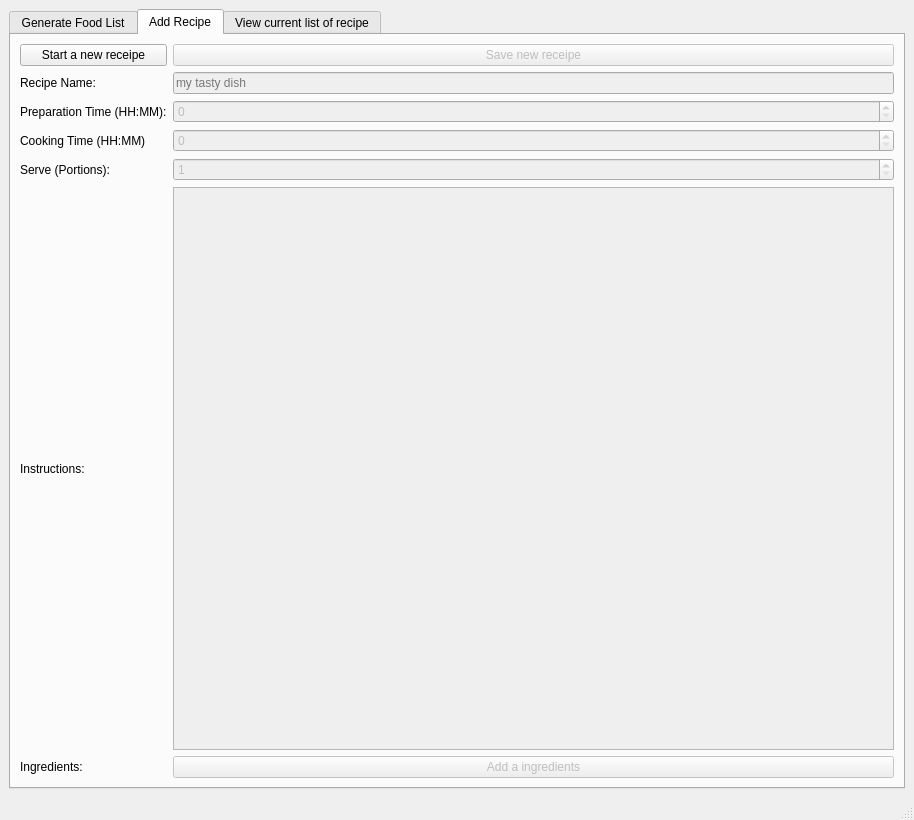
This is main_window.ui in slevasse/foodinator as Qt 5 draws it before an edit. The edited form follows.
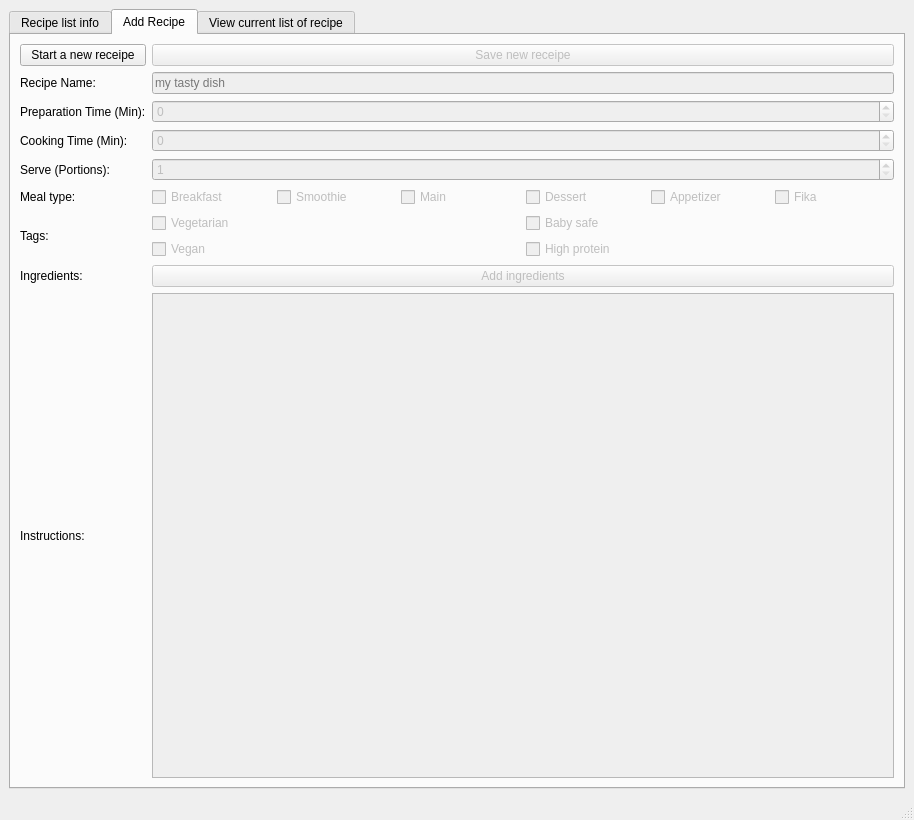
This is the edited form.

Commit message: Added meal type, tags, perfected IOs, more detail in the GUI.

What changed in the file:
```diff
--- a/main_window.ui
+++ b/main_window.ui
@@ -25,7 +25,7 @@
       </property>
       <widget class="QWidget" name="tab">
        <attribute name="title">
-        <string>Generate Food List</string>
+        <string>Recipe list info</string>
        </attribute>
        <layout class="QGridLayout" name="gridLayout_2">
         <item row="1" column="1">
@@ -105,6 +105,16 @@
         <string>Add Recipe</string>
        </attribute>
        <layout class="QGridLayout" name="gridLayout">
+        <item row="3" column="1">
+         <widget class="QSpinBox" name="spinBox_cooktime">
+          <property name="enabled">
+           <bool>false</bool>
+          </property>
+          <property name="maximum">
+           <number>1000</number>
+          </property>
+         </widget>
+        </item>
         <item row="0" column="0">
          <widget class="QPushButton" name="pushButton_start_new_receipe">
           <property name="enabled">
@@ -118,18 +128,11 @@
         <item row="3" column="0">
          <widget class="QLabel" name="label_cooktime">
           <property name="text">
-           <string>Cooking Time (HH:MM)</string>
+           <string>Cooking Time (Min):</string>
           </property>
          </widget>
         </item>
-        <item row="6" column="0">
-         <widget class="QLabel" name="label_ingredient">
-          <property name="text">
-           <string>Ingredients:</string>
-          </property>
-         </widget>
-        </item>
-        <item row="5" column="1">
+        <item row="8" column="1">
          <widget class="QPlainTextEdit" name="plainTextEdit_instructions">
           <property name="enabled">
            <bool>false</bool>
@@ -156,11 +159,11 @@
         <item row="2" column="0">
          <widget class="QLabel" name="label_preptime">
           <property name="text">
-           <string>Preparation Time (HH:MM):</string>
+           <string>Preparation Time (Min):</string>
           </property>
          </widget>
         </item>
-        <item row="5" column="0">
+        <item row="8" column="0">
          <widget class="QLabel" name="label_instructions">
           <property name="text">
            <string>Instructions:</string>
@@ -190,20 +193,6 @@
           </property>
          </widget>
         </item>
-        <item row="6" column="1">
-         <layout class="QHBoxLayout" name="horizontalLayout_2">
-          <item>
-           <widget class="QPushButton" name="pushButton_addnew_ingredient">
-            <property name="enabled">
-             <bool>false</bool>
-            </property>
-            <property name="text">
-             <string>Add a ingredients</string>
-            </property>
-           </widget>
-          </item>
-         </layout>
-        </item>
         <item row="0" column="1">
          <widget class="QPushButton" name="pushButton_add_recipe_to_list">
           <property name="enabled">
@@ -214,26 +203,166 @@
           </property>
          </widget>
         </item>
-        <item row="3" column="1">
-         <widget class="QSpinBox" name="spinBox_cooktime">
-          <property name="enabled">
-           <bool>false</bool>
-          </property>
-         </widget>
-        </item>
         <item row="2" column="1">
          <widget class="QSpinBox" name="spinBox_preptime">
           <property name="enabled">
            <bool>false</bool>
           </property>
+          <property name="maximum">
+           <number>1000</number>
+          </property>
          </widget>
         </item>
+        <item row="5" column="0">
+         <widget class="QLabel" name="label_4">
+          <property name="text">
+           <string>Meal type:</string>
+          </property>
+         </widget>
+        </item>
+        <item row="7" column="1">
+         <widget class="QPushButton" name="pushButton_addnew_ingredient">
+          <property name="enabled">
+           <bool>false</bool>
+          </property>
+          <property name="text">
+           <string>Add ingredients</string>
+          </property>
+         </widget>
+        </item>
+        <item row="7" column="0">
+         <widget class="QLabel" name="label_ingredient">
+          <property name="text">
+           <string>Ingredients:</string>
+          </property>
+         </widget>
+        </item>
+        <item row="5" column="1">
+         <layout class="QHBoxLayout" name="horizontalLayout_3">
+          <item>
+           <widget class="QCheckBox" name="checkBox_type_breakfast">
+            <property name="enabled">
+             <bool>false</bool>
+            </property>
+            <property name="text">
+             <string>Breakfast</string>
+            </property>
+           </widget>
+          </item>
+          <item>
+           <widget class="QCheckBox" name="checkBox_type_smoothie">
+            <property name="enabled">
+             <bool>false</bool>
+            </property>
+            <property name="text">
+             <string>Smoothie</string>
+            </property>
+           </widget>
+          </item>
+          <item>
+           <widget class="QCheckBox" name="checkBox_type_main">
+            <property name="enabled">
+             <bool>false</bool>
+            </property>
+            <property name="text">
+             <string>Main</string>
+            </property>
+           </widget>
+          </item>
+          <item>
+           <widget class="QCheckBox" name="checkBox_type_dessert">
+            <property name="enabled">
+             <bool>false</bool>
+            </property>
+            <property name="text">
+             <string>Dessert</string>
+            </property>
+           </widget>
+          </item>
+          <item>
+           <widget class="QCheckBox" name="checkBox_type_appetizer">
+            <property name="enabled">
+             <bool>false</bool>
+            </property>
+            <property name="text">
+             <string>Appetizer</string>
+            </property>
+           </widget>
+          </item>
+          <item>
+           <widget class="QCheckBox" name="checkBox_type_fika">
+            <property name="enabled">
+             <bool>false</bool>
+            </property>
+            <property name="text">
+             <string>Fika</string>
+            </property>
+           </widget>
+          </item>
+         </layout>
+        </item>
+        <item row="6" column="0">
+         <widget class="QLabel" name="label_5">
+          <property name="text">
+           <string>Tags:</string>
+          </property>
+         </widget>
+        </item>
+        <item row="6" column="1">
+         <layout class="QGridLayout" name="gridLayout_3">
+          <item row="0" column="1">
+           <widget class="QCheckBox" name="checkBox_tag_baby">
+            <property name="enabled">
+             <bool>false</bool>
+            </property>
+            <property name="text">
+             <string>Baby safe </string>
+            </property>
+           </widget>
+          </item>
+          <item row="0" column="0">
+           <widget class="QCheckBox" name="checkBox_tag_vege">
+            <property name="enabled">
+             <bool>false</bool>
+            </property>
+            <property name="text">
+             <string>Vegetarian</string>
+            </property>
+           </widget>
+          </item>
+          <item row="1" column="0">
+           <widget class="QCheckBox" name="checkBox_tag_vegan">
+            <property name="enabled">
+             <bool>false</bool>
+            </property>
+            <property name="text">
+             <string>Vegan</string>
+            </property>
+           </widget>
+          </item>
+          <item row="1" column="1">
+           <widget class="QCheckBox" name="checkBox_protein">
+            <property name="enabled">
+             <bool>false</bool>
+            </property>
+            <property name="text">
+             <string>High protein</string>
+            </property>
+           </widget>
+          </item>
+         </layout>
+        </item>
        </layout>
       </widget>
       <widget class="QWidget" name="tab_3">
        <attribute name="title">
         <string>View current list of recipe</string>
        </attribute>
+       <layout class="QVBoxLayout" name="verticalLayout">
+        <item>
+         <widget class="QListWidget" name="listWidget"/>
+        </item>
+       </layout>
       </widget>
      </widget>
     </item>
```
The commit also changes 5 other files.
